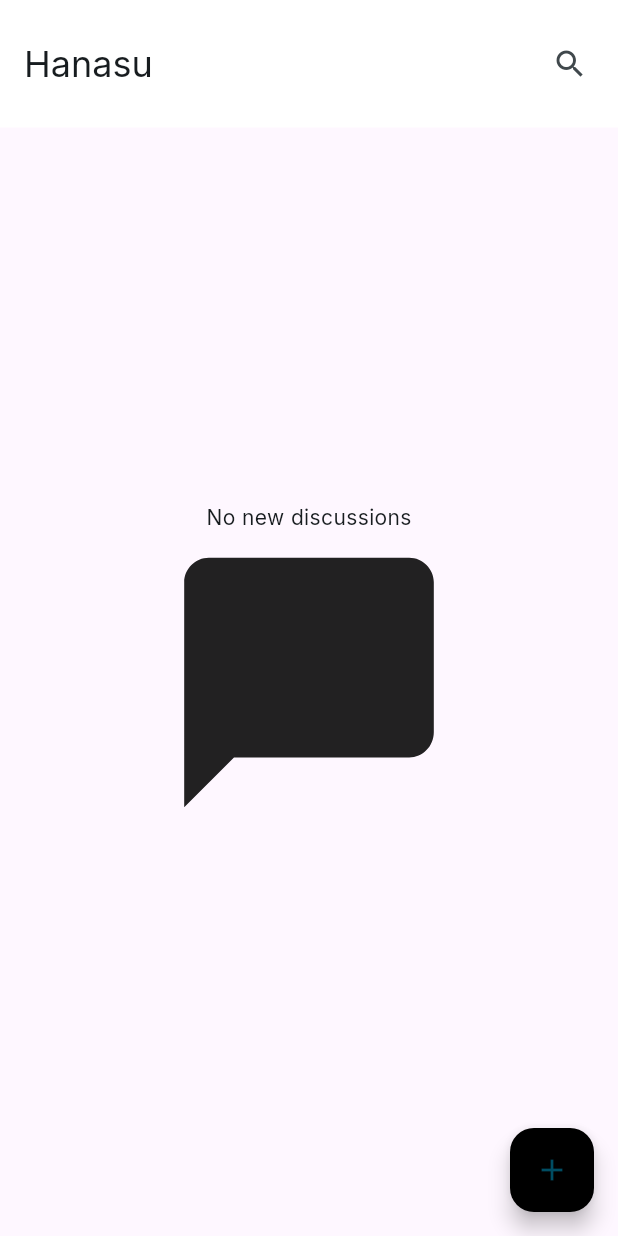
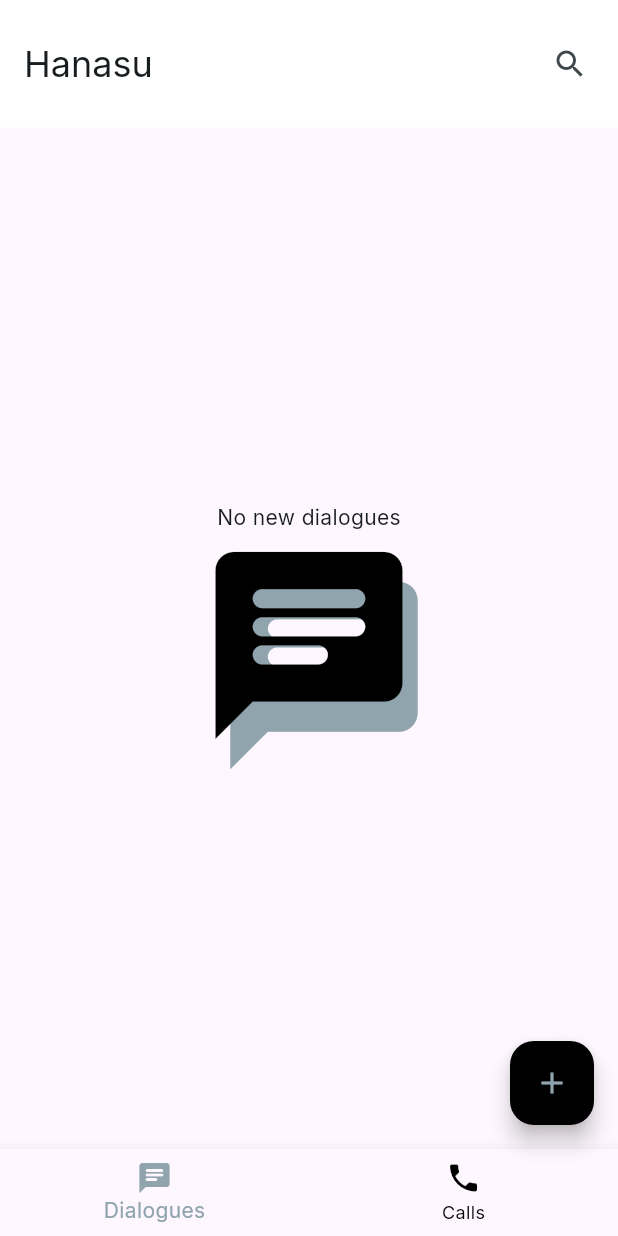
Before and after one commit to dr33k/hanasu, a Flutter app: the screen it shows after launch, on a phone screen of 412 x 824 dp. Run offline on Flutter 3.47's test engine with Material 3 defaults, Android fonts, the phone set to English and light mode, and no system bars; our stand-ins replace google_fonts.

Commit message:
Added BottomNavigationBar and enriched empty state for Dialogues screen

```diff
--- a/lib/screen/home_screen.dart
+++ b/lib/screen/home_screen.dart
@@ -19,17 +19,50 @@ class _HomeScreenState extends State<HomeScreen> {
 
     return Scaffold(
       appBar: buildAppBar(context, widget.title),
+
       body: Center(
-        // Center is a layout widget. It takes a single child and positions it
-        // in the middle of the parent.
-        child: buildScreen(context, "No new discussions")
+        child: _buildDialogueScreen(context, "No new dialogues")
       ),
+
       floatingActionButton: FloatingActionButton(
         backgroundColor: Theme.of(context).colorScheme.secondary,
+        foregroundColor: Theme.of(context).colorScheme.onSecondary,
         onPressed: (){},
-        tooltip: 'Increment',
+        tooltip: 'New Dialogue',
         child: const Icon(Icons.add),
-      ), // This trailing comma makes auto-formatting nicer for build methods.
+      ),
+
+      bottomNavigationBar: buildBottomNavigationBar(context),
     );
   }
+
+
+  Widget _buildDialogueScreen(BuildContext context, String emptyStateMessage) {
+    int noOfMessages = 0;
+
+    if (noOfMessages == 0) {
+      return Column(
+        mainAxisAlignment: MainAxisAlignment.start,
+        children: [
+          SizedBox(height: 250,),
+          Text(
+            emptyStateMessage,
+            style: Theme.of(context).textTheme.bodyMedium,
+          ),
+          Icon(
+            Icons.chat_rounded,
+            size: 150, color: Theme.of(context).colorScheme.secondary,
+            shadows: [Shadow(color:Theme.of(context).colorScheme.primary, offset: Offset(10, 20))],
+            blendMode: BlendMode.luminosity,
+          )
+        ],
+      );
+    } else {
+      return Column(
+        mainAxisAlignment: MainAxisAlignment.start,
+        children: <Widget>[],
+      );
+    }
+  }
+
 }
--- /dev/null
+++ b/lib/util/enums.dart
@@ -0,0 +1 @@
+enum Screen {HOME, CALL}
--- a/lib/util/tools.dart
+++ b/lib/util/tools.dart
@@ -1,5 +1,4 @@
 import 'package:flutter/material.dart';
-import 'package:google_fonts/google_fonts.dart';
 
 AppBar buildAppBar(BuildContext context, String title) {
   return AppBar(
@@ -21,26 +20,12 @@ AppBar buildAppBar(BuildContext context, String title) {
   );
 }
 
+BottomNavigationBar buildBottomNavigationBar(BuildContext context){
 
-Widget buildScreen(BuildContext context, String emptyStateMessage) {
-  int noOfMessages = 0;
-
-  if (noOfMessages == 0) {
-    return Column(
-      mainAxisAlignment: MainAxisAlignment.start,
-      children: [
-        SizedBox(height: 250,),
-        Text(
-          emptyStateMessage,
-          style: Theme.of(context).textTheme.bodyMedium,
-        ),
-        Icon(Icons.chat_bubble_rounded, size: 200)
-      ],
-    );
-  } else {
-    return Column(
-      mainAxisAlignment: MainAxisAlignment.start,
-      children: <Widget>[],
-    );
-  }
+  return BottomNavigationBar(items: [
+    BottomNavigationBarItem(icon: Icon(Icons.chat_rounded), label: "Dialogues" ),
+    BottomNavigationBarItem(icon: Icon(Icons.phone), label: "Calls"),
+  ],
+  unselectedItemColor: Theme.of(context).colorScheme.secondary,
+  );
 }
```
